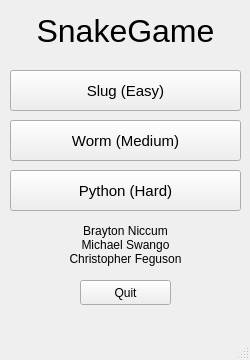
Old version of the form SnakeGame/mainmenu.ui in the repository niccum300/SnakeGame.
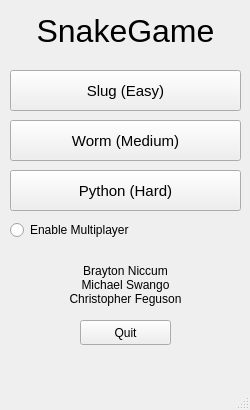
New version of the form.

```diff
--- a/SnakeGame/mainmenu.ui
+++ b/SnakeGame/mainmenu.ui
@@ -7,7 +7,7 @@
     <x>0</x>
     <y>0</y>
     <width>250</width>
-    <height>360</height>
+    <height>410</height>
    </rect>
   </property>
   <property name="sizePolicy">
@@ -19,13 +19,13 @@
   <property name="minimumSize">
    <size>
     <width>250</width>
-    <height>360</height>
+    <height>410</height>
    </size>
   </property>
   <property name="maximumSize">
    <size>
     <width>250</width>
-    <height>360</height>
+    <height>410</height>
    </size>
   </property>
   <property name="windowTitle">
@@ -114,7 +114,7 @@
     <property name="geometry">
      <rect>
       <x>30</x>
-      <y>220</y>
+      <y>260</y>
       <width>191</width>
       <height>51</height>
      </rect>
@@ -130,7 +130,7 @@
     <property name="geometry">
      <rect>
       <x>80</x>
-      <y>280</y>
+      <y>320</y>
       <width>91</width>
       <height>25</height>
      </rect>
@@ -139,6 +139,19 @@
      <string>Quit</string>
     </property>
    </widget>
+   <widget class="QRadioButton" name="rad_multiplayer">
+    <property name="geometry">
+     <rect>
+      <x>10</x>
+      <y>220</y>
+      <width>141</width>
+      <height>20</height>
+     </rect>
+    </property>
+    <property name="text">
+     <string>Enable Multiplayer</string>
+    </property>
+   </widget>
   </widget>
   <widget class="QMenuBar" name="menubar">
    <property name="geometry">
```
Left out of the diff: 2 changed lines with no effect on the pictures.
